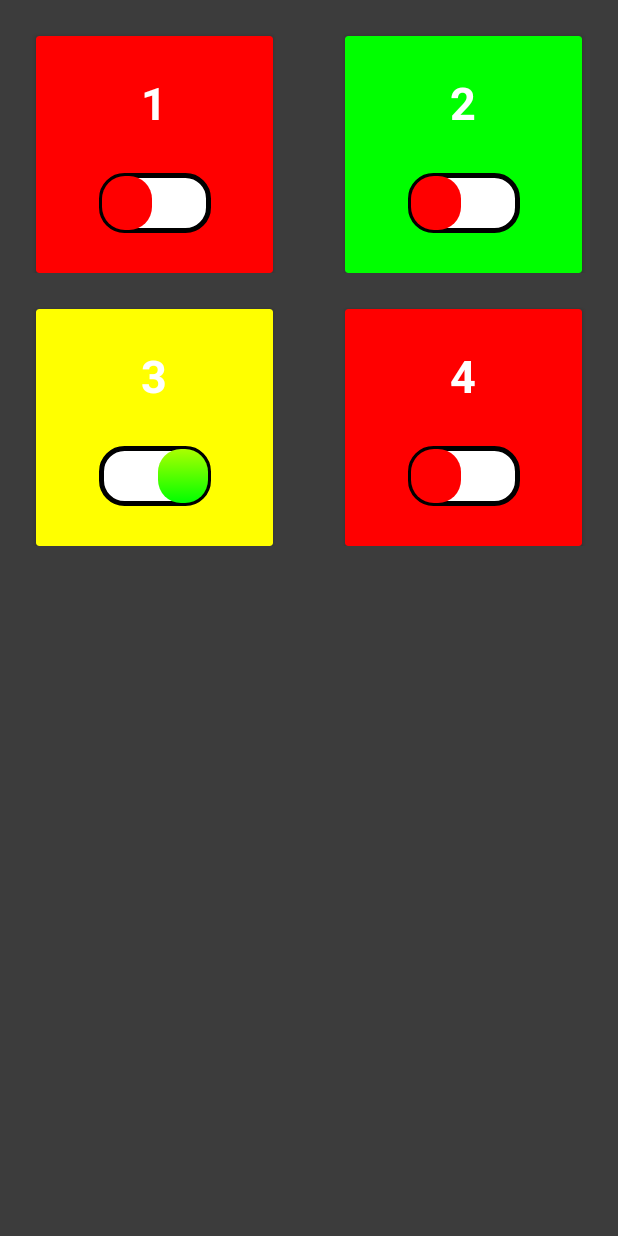
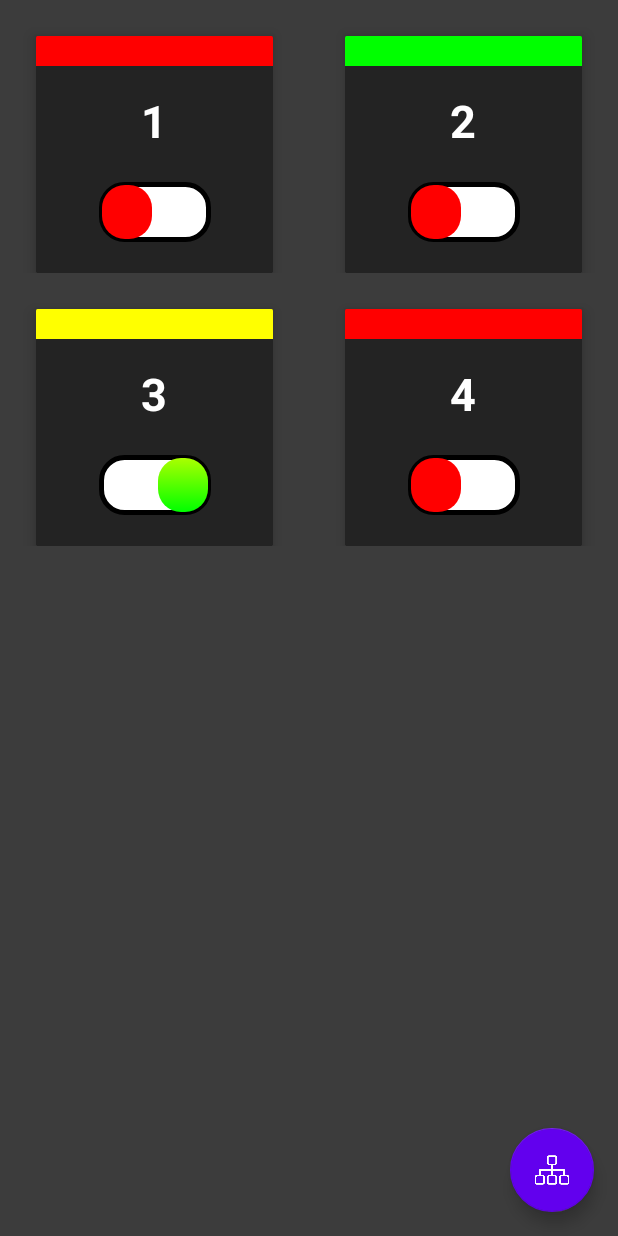
Before and after one commit to Maarten1999/LinuxDomotica, an Android app: the screen it shows after launch (MainActivity), on a phone screen of 412 x 824 dp. Run offline under Robolectric (Android 15) with nearby library versions, the phone set to English and light mode, and no system bars; our stand-ins replace Volley.

Commit message:
[Added] IP address fragment and layout changes

```diff
--- a/App/app/src/main/java/com/mpapps/myapplication/Activities/LightRecyclerviewAdapter.java
+++ b/App/app/src/main/java/com/mpapps/myapplication/Activities/LightRecyclerviewAdapter.java
@@ -8,6 +8,7 @@ import android.support.v7.widget.RecyclerView;
 import android.view.LayoutInflater;
 import android.view.View;
 import android.view.ViewGroup;
+import android.widget.ImageView;
 import android.widget.Switch;
 import android.widget.TextView;
 
@@ -40,7 +41,7 @@ public class LightRecyclerviewAdapter extends RecyclerView.Adapter<LightRecycler
     public void onBindViewHolder(@NonNull ViewHolder viewHolder, int i)
     {
         LightModel lightModel = viewModel.getLights().getValue().get(i);
-        viewHolder.cardView.setCardBackgroundColor(CardColor.valueOf(lightModel.getColor().toUpperCase()).getColor());
+        viewHolder.colorImage.setBackgroundColor(CardColor.valueOf(lightModel.getColor().toUpperCase()).getColor());
         viewHolder.lightName.setText(lightModel.getName());
         viewHolder.lightSwitch.setChecked(lightModel.isState());
     }
@@ -55,6 +56,7 @@ public class LightRecyclerviewAdapter extends RecyclerView.Adapter<LightRecycler
         CardView cardView;
         Switch lightSwitch;
         TextView lightName;
+        ImageView colorImage;
         private boolean isTouched = false;
 
         @SuppressLint("ClickableViewAccessibility")
@@ -64,6 +66,7 @@ public class LightRecyclerviewAdapter extends RecyclerView.Adapter<LightRecycler
             cardView = itemView.findViewById(R.id.recyclerview_item_card);
             lightSwitch = itemView.findViewById(R.id.recyclerview_item_state);
             lightName = itemView.findViewById(R.id.recyclerview_item_name);
+            colorImage = itemView.findViewById(R.id.recyclerview_item_color_image);
 
             lightSwitch.setOnTouchListener((v, event) ->
             {
@@ -75,7 +78,7 @@ public class LightRecyclerviewAdapter extends RecyclerView.Adapter<LightRecycler
                 if (isTouched) {
                     isTouched = false;
                     LightModel model = viewModel.getLights().getValue().get(getAdapterPosition());
-                    viewModel.changeLightState("", model.getId(), isChecked);
+                    viewModel.changeLightState(model.getId(), isChecked);
                 }
             });
 
--- a/App/app/src/main/java/com/mpapps/myapplication/Activities/MainActivity.java
+++ b/App/app/src/main/java/com/mpapps/myapplication/Activities/MainActivity.java
@@ -2,29 +2,45 @@ package com.mpapps.myapplication.Activities;
 
 import android.arch.lifecycle.ViewModelProvider;
 import android.arch.lifecycle.ViewModelProviders;
+import android.content.DialogInterface;
+import android.content.SharedPreferences;
 import android.os.Handler;
+import android.preference.PreferenceManager;
+import android.support.design.widget.FloatingActionButton;
 import android.support.v4.widget.SwipeRefreshLayout;
+import android.support.v7.app.AlertDialog;
 import android.support.v7.app.AppCompatActivity;
 import android.os.Bundle;
 import android.support.v7.widget.GridLayoutManager;
 import android.support.v7.widget.RecyclerView;
+import android.view.ContextThemeWrapper;
+import android.view.LayoutInflater;
+import android.view.View;
+import android.widget.EditText;
+import android.widget.TextView;
 
 import com.mpapps.myapplication.R;
 import com.mpapps.myapplication.ViewModels.MainActivityVM;
 
 public class MainActivity extends AppCompatActivity implements LightRecyclerviewAdapter.ItemOnClickListener
 {
-
     MainActivityVM viewModel;
     RecyclerView recyclerView;
     private SwipeRefreshLayout swipeContainer;
     private LightRecyclerviewAdapter adapter;
+    public static final String SHARED_PREF_IP = "SHARED_PREF_IP";
 
     @Override
     protected void onCreate(Bundle savedInstanceState)
     {
         super.onCreate(savedInstanceState);
         setContentView(R.layout.activity_main);
+
+        SharedPreferences sharedPreferences = PreferenceManager.getDefaultSharedPreferences(getApplicationContext());
+        SharedPreferences.Editor sharedPrefEditor = sharedPreferences.edit();
+
+        if(!sharedPreferences.contains(SHARED_PREF_IP))
+            sharedPrefEditor.putString(SHARED_PREF_IP, "192.168.178.1").apply();
 
         viewModel = ViewModelProviders.of(this).get(MainActivityVM.class);
 
@@ -45,12 +61,36 @@ public class MainActivity extends AppCompatActivity implements LightRecyclerview
         swipeContainer = findViewById(R.id.mainactivity_swipecontainer);
         swipeContainer.setOnRefreshListener(() ->
         {
-            viewModel.getLights();
+            viewModel.refreshLights();
 
             Handler mHandler = new Handler();
             mHandler.postDelayed(()->
                     swipeContainer.setRefreshing(false), 5000);
         });
+        LayoutInflater inflater = getLayoutInflater();
+        final View customView = inflater.inflate(R.layout.ip_dialog_layout, null);
+        AlertDialog dialog = new AlertDialog.Builder(new ContextThemeWrapper(this, R.style.myDialog))
+                .setTitle("Change IP Address")
+                .setIcon(R.drawable.network_icon)
+                .setView(customView)
+                .setPositiveButton("OK", (dialogInterface, i) -> {
+                    EditText editText = customView.findViewById(R.id.ip_dialog_editText);
+                    sharedPrefEditor.putString(SHARED_PREF_IP, editText.getText().toString()).apply();
+                    dialogInterface.dismiss();
+                })
+                .setNegativeButton("Cancel", ((dialogInterface, i) -> {
+                    dialogInterface.cancel();
+                }))
+                .create();
+
+        FloatingActionButton fab = findViewById(R.id.mainactivity_fab);
+        fab.setOnClickListener((view -> {
+           dialog.show();
+            TextView textView = customView.findViewById(R.id.ip_dialog_textView);
+            String text = "Current IP-Address: " + sharedPreferences.getString(SHARED_PREF_IP, "Not Available");
+            if(textView != null)
+                textView.setText(text);
+        }));
     }
 
     @Override
--- a/App/app/src/main/res/layout/activity_main.xml
+++ b/App/app/src/main/res/layout/activity_main.xml
@@ -20,5 +20,18 @@
             app:layout_constraintEnd_toEndOf="parent"
             app:layout_constraintStart_toStartOf="parent"
             app:layout_constraintTop_toTopOf="parent" />
+
+
     </android.support.v4.widget.SwipeRefreshLayout>
+
+    <android.support.design.widget.FloatingActionButton
+        android:id="@+id/mainactivity_fab"
+        android:layout_width="wrap_content"
+        android:layout_height="wrap_content"
+        android:layout_marginEnd="16dp"
+        android:layout_marginBottom="16dp"
+        android:src="@drawable/network_icon"
+        app:backgroundTint="@color/design_default_color_primary"
+        app:layout_constraintBottom_toBottomOf="parent"
+        app:layout_constraintEnd_toEndOf="parent" />
 </android.support.constraint.ConstraintLayout>
--- a/App/app/src/main/res/layout/recyclerview_item_light.xml
+++ b/App/app/src/main/res/layout/recyclerview_item_light.xml
@@ -12,10 +12,12 @@
         android:layout_marginStart="24dp"
         android:layout_marginTop="24dp"
         android:layout_marginEnd="24dp"
-        app:cardBackgroundColor="@android:color/holo_green_dark"
+        app:cardBackgroundColor="@color/colorPrimaryDark"
         app:layout_constraintDimensionRatio="1:1"
         app:layout_constraintEnd_toEndOf="parent"
         app:layout_constraintStart_toStartOf="parent"
+        app:cardElevation="6dp"
+        app:cardCornerRadius="1dp"
         app:layout_constraintTop_toTopOf="parent">
 
         <android.support.constraint.ConstraintLayout
@@ -27,7 +29,7 @@
                 android:layout_width="0dp"
                 android:layout_height="wrap_content"
                 android:layout_marginStart="16dp"
-                android:layout_marginTop="24dp"
+                android:layout_marginTop="16dp"
                 android:layout_marginEnd="16dp"
                 android:textAlignment="center"
                 android:textColor="@android:color/white"
@@ -36,7 +38,7 @@
                 app:layout_constraintEnd_toEndOf="parent"
                 app:layout_constraintHorizontal_bias="0.502"
                 app:layout_constraintStart_toStartOf="parent"
-                app:layout_constraintTop_toTopOf="parent" />
+                app:layout_constraintTop_toBottomOf="@+id/recyclerview_item_color_image" />
 
             <Switch
                 android:id="@+id/recyclerview_item_state"
@@ -53,6 +55,15 @@
                 app:layout_constraintStart_toStartOf="parent"
                 app:layout_constraintTop_toBottomOf="@+id/recyclerview_item_name" />
 
+            <ImageView
+                android:id="@+id/recyclerview_item_color_image"
+                android:layout_width="0dp"
+                android:layout_height="20dp"
+                app:layout_constraintEnd_toEndOf="parent"
+                app:layout_constraintStart_toStartOf="parent"
+                app:layout_constraintTop_toTopOf="parent"
+                app:srcCompat="@color/colorAccent" />
+
         </android.support.constraint.ConstraintLayout>
     </android.support.v7.widget.CardView>
 </android.support.constraint.ConstraintLayout>
--- a/App/app/src/main/res/values/strings.xml
+++ b/App/app/src/main/res/values/strings.xml
@@ -1,3 +1,3 @@
 <resources>
-    <string name="app_name">My Application</string>
+    <string name="app_name">Linux/OS</string>
 </resources>
--- a/App/app/src/main/res/values/styles.xml
+++ b/App/app/src/main/res/values/styles.xml
@@ -8,4 +8,9 @@
         <item name="colorAccent">@color/colorAccent</item>
     </style>
 
+    <style name="myDialog" parent="Theme.AppCompat.Dialog">
+        <item name="windowNoTitle">false</item>
+        <item name="android:background">@color/colorPrimaryDark</item>
+    </style>
+
 </resources>
```
Also changed, not shown: App/app/src/main/java/com/mpapps/myapplication/ViewModels/MainActivityVM.java (+33 -8 lines), App/app/src/main/res/layout/ip_dialog_layout.xml (added, +50 -0 lines), App/app/src/main/res/drawable-hdpi/network_icon.png (added), App/app/src/main/res/drawable-mdpi/network_icon.png (added), App/app/src/main/res/drawable-xhdpi/network_icon.png (added), App/app/src/main/res/drawable-xxhdpi/network_icon.png (added), App/app/src/main/res/drawable-xxxhdpi/network_icon.png (added).
